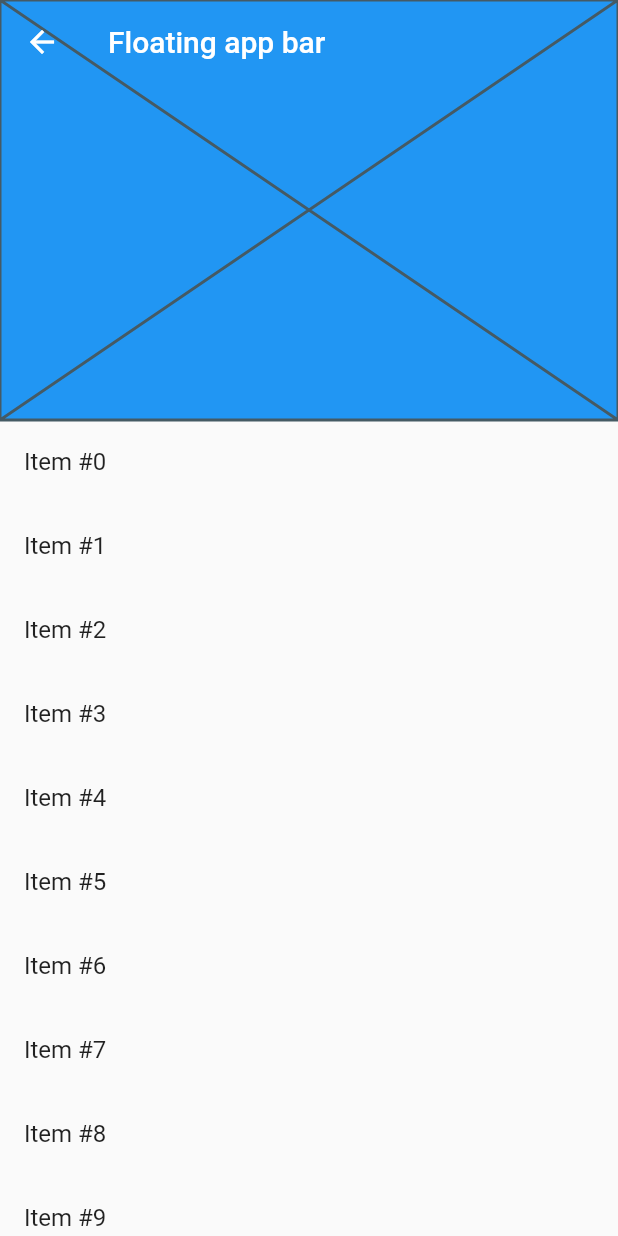
After one commit to potikorn/Flutter-Cookbook, a Flutter app: the AppbarAbove screen opened directly, on a phone screen of 412 x 824 dp. The commit adds this screen. Run offline on Flutter 3.47's test engine with Material 2 defaults, Android fonts, the phone set to English and light mode, and no system bars; our stand-ins replace cached_network_image, shared_preferences, transparent_image; accounts and stored records are empty.

Commit message:
add Appbar with list for list section.

```diff
--- /dev/null
+++ b/lib/listdemo/appbar_above.dart
@@ -0,0 +1,26 @@
+import 'package:flutter/material.dart';
+
+main() => runApp(AppbarAbove());
+
+class AppbarAbove extends StatelessWidget {
+  @override
+  Widget build(BuildContext context) {
+    return Scaffold(
+      body: CustomScrollView(
+        slivers: [
+          SliverAppBar(
+            title: Text('Floating app bar'),
+            floating: true,
+            flexibleSpace: Placeholder(),
+            expandedHeight: 280,
+          ),
+          SliverList(
+            delegate: SliverChildBuilderDelegate(
+                (context, index) => ListTile(title: Text('Item #$index')),
+                childCount: 1000),
+          )
+        ],
+      ),
+    );
+  }
+}
--- a/lib/listdemo/mainlist.dart
+++ b/lib/listdemo/mainlist.dart
@@ -1,9 +1,11 @@
+import 'package:cookbook/listdemo/appbar_above.dart';
+import 'package:cookbook/simplelist.dart';
 import 'package:flutter/material.dart';
-import 'package:cookbook/simplelist.dart';
+
 import 'basiclist.dart';
+import 'differenttype.dart';
+import 'gridlist.dart';
 import 'horizontallist.dart';
-import 'gridlist.dart';
-import 'differenttype.dart';
 import 'longlist.dart';
 
 void main() => runApp(MainListMenu());
@@ -14,6 +16,7 @@ class MainListMenu extends StatelessWidget {
     'Create a horizontal list',
     'Creating a Grid List',
     'Creating lists with different types of items',
+    'Place a floating app bar above a list',
     'Working with long lists',
   ];
   final title = "List";
@@ -34,6 +37,9 @@ class MainListMenu extends StatelessWidget {
         navigatorWidget = DifferentTypeDemo();
         break;
       case 4:
+        navigatorWidget = AppbarAbove();
+        break;
+      case 5:
         navigatorWidget = LongListDemo();
         break;
     }
```
